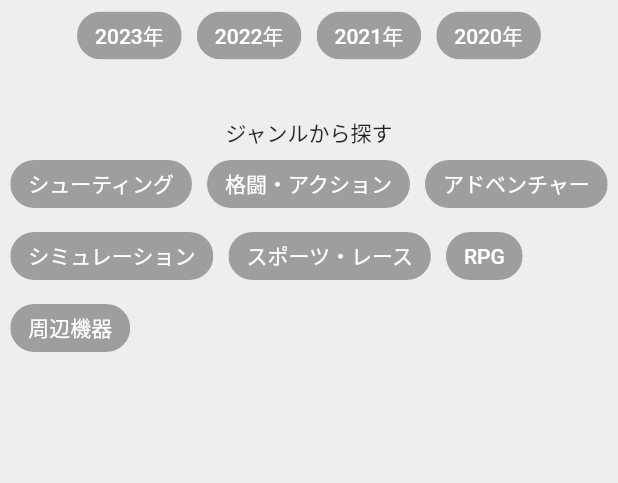
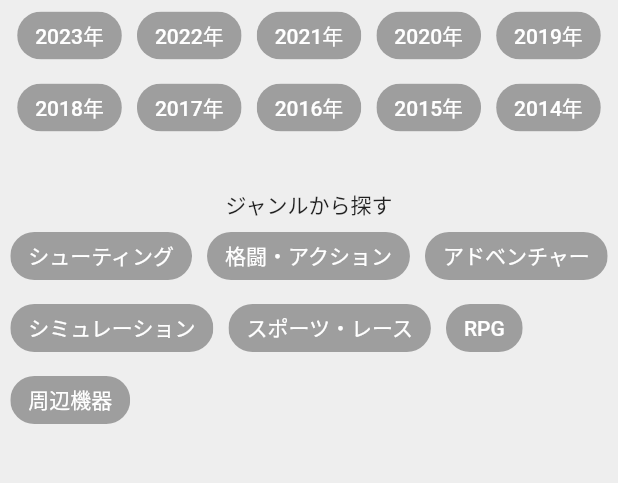
Before and after one commit to yanagswk/game_release_flutter, a Flutter app: the SearchBar screen opened directly, on a phone screen of 412 x 824 dp, the part 119-602 px from its top. Run offline on Flutter 3.47's test engine with Material 2 defaults, Android fonts, the phone set to English and light mode, and no system bars; drawn by our look-alikes of google_mobile_ads; our stand-ins replace cached_network_image, carousel_slider, device_info, flutter_datetime_picker, flutter_local_notifications, flutter_rating_bar and 11 more; missing offline and left inert: app_tracking_transparency, dart:ffi, device_calendar, launch_review; accounts and stored records are empty; network calls fail.

Commit message:
検索結果画面修正

```diff
--- a/lib/main.dart
+++ b/lib/main.dart
@@ -47,6 +47,7 @@ class MyApp extends StatelessWidget {
   @override
   Widget build(BuildContext context) {
     return const MaterialApp(
+      debugShowCheckedModeBanner: false,
       home: InitWidget(),
     );
   }
--- a/lib/widget/search_bar.dart
+++ b/lib/widget/search_bar.dart
@@ -44,7 +44,7 @@ class _SearchBarState extends State<SearchBar> {
   bool _isFocus = false;
 
   // 発売した年一覧
-  final List<int> _yearList = [2023, 2022, 2021, 2020];
+  final List<int> _yearList = [2023, 2022, 2021, 2020, 2019, 2018, 2017, 2016, 2015, 2014];
 
   // ジャンルー一覧
   final List<String> _genreList = [
--- a/lib/widget/search_result.dart
+++ b/lib/widget/search_result.dart
@@ -127,7 +127,7 @@ class _SearchResultState extends State<SearchResult> {
   /// AppBarのタイトル
   void _getAppBarTitle() {
     if (widget.displayType == DisplayType.RELEASE_DATE) {
-      _appTitle = '${widget.year}年発売のゲーム';
+      _appTitle = '${widget.year}年${selectMonth}月発売';
     } else if (widget.displayType == DisplayType.SEARCH) {
       _appTitle = '${widget.searchWord}';
     } else if (widget.displayType == DisplayType.GENRE) {
@@ -189,6 +189,8 @@ class _SearchResultState extends State<SearchResult> {
       selectMonth = kariSelectMonth;
       _sort = _kariSelectSort;
     }
+
+    _getAppBarTitle();
 
     // 総数よりも大きくなったらreturnする
     if (targetCount != 0 && targetCount < gameOffset) {
@@ -291,6 +293,7 @@ class _SearchResultState extends State<SearchResult> {
                           child: Padding(
                             padding: const EdgeInsets.only(top: 10, bottom: 0, left: 20, right: 0),
                             child: Column(
+                              crossAxisAlignment: CrossAxisAlignment.start,
                               children: [
                                 const SizedBox(height: 10),
 
```
